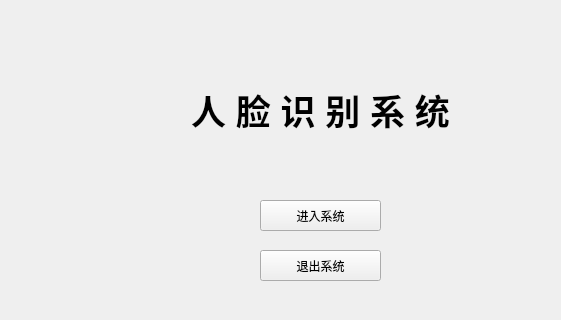
This is gui/window1.ui in Erikfather/python_finally_project as Qt 5 draws it before an edit; both pictures show x 0 to 561 and y 0 to 320 of the 677 by 461 pixel window. The edited form follows.
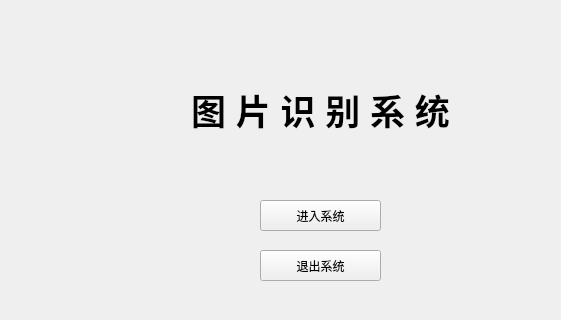
This is the edited form.

Diff of the .ui file:
```diff
--- a/gui/window1.ui
+++ b/gui/window1.ui
@@ -24,7 +24,7 @@
      </rect>
     </property>
     <property name="text">
-     <string>&lt;html&gt;&lt;head/&gt;&lt;body&gt;&lt;p align=&quot;center&quot;&gt;&lt;span style=&quot; font-size:26pt; font-weight:600;&quot;&gt;人 脸 识 别 系 统&lt;/span&gt;&lt;/p&gt;&lt;/body&gt;&lt;/html&gt;</string>
+     <string>&lt;html&gt;&lt;head/&gt;&lt;body&gt;&lt;p align=&quot;center&quot;&gt;&lt;span style=&quot; font-size:26pt; font-weight:600;&quot;&gt;图 片 识 别 系 统&lt;/span&gt;&lt;/p&gt;&lt;/body&gt;&lt;/html&gt;</string>
     </property>
    </widget>
    <widget class="QPushButton" name="pushButton">
```
Left out of the diff: 2 changed lines with no effect on the pictures.
